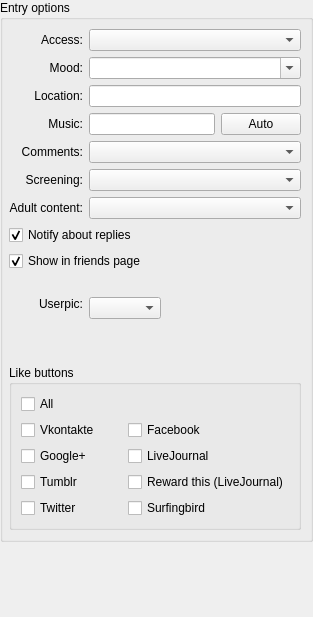
Qt form src/plugins/blogique/plugins/metida/postoptionswidget.ui (0xd34df00d/leechcraft) before a commit.
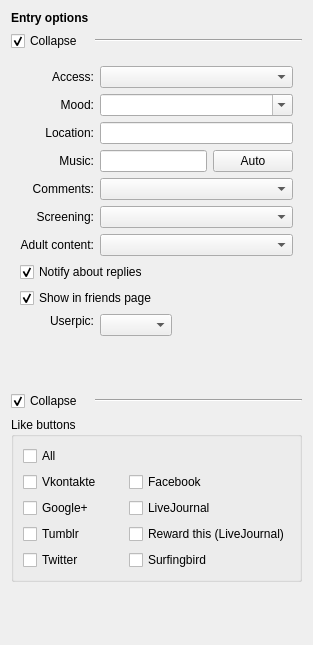
The same form after that commit.

Commit message: [Blogique Metida] add posibility to hide options

Diff of the .ui file:
```diff
--- a/src/plugins/blogique/plugins/metida/postoptionswidget.ui
+++ b/src/plugins/blogique/plugins/metida/postoptionswidget.ui
@@ -7,7 +7,7 @@
     <x>0</x>
     <y>0</y>
     <width>313</width>
-    <height>617</height>
+    <height>645</height>
    </rect>
   </property>
   <property name="minimumSize">
@@ -19,111 +19,40 @@
   <property name="windowTitle">
    <string/>
   </property>
-  <layout class="QGridLayout" name="gridLayout_2">
-   <property name="margin">
-    <number>0</number>
-   </property>
+  <layout class="QGridLayout" name="gridLayout">
    <item row="0" column="0">
-    <widget class="QGroupBox" name="EntryOptions_">
-     <property name="title">
+    <widget class="QLabel" name="label">
+     <property name="font">
+      <font>
+       <weight>75</weight>
+       <bold>true</bold>
+      </font>
+     </property>
+     <property name="text">
       <string>Entry options</string>
      </property>
-     <layout class="QGridLayout" name="gridLayout">
-      <property name="leftMargin">
-       <number>6</number>
+    </widget>
+   </item>
+   <item row="5" column="1">
+    <spacer name="verticalSpacer">
+     <property name="orientation">
+      <enum>Qt::Vertical</enum>
+     </property>
+     <property name="sizeHint" stdset="0">
+      <size>
+       <width>20</width>
+       <height>40</height>
+      </size>
+     </property>
+    </spacer>
+   </item>
+   <item row="4" column="0" colspan="2">
+    <widget class="QWidget" name="widget" native="true">
+     <layout class="QGridLayout" name="gridLayout_2">
+      <property name="margin">
+       <number>0</number>
       </property>
-      <item row="1" column="1" colspan="3">
-       <widget class="QComboBox" name="Mood_">
-        <property name="editable">
-         <bool>true</bool>
-        </property>
-       </widget>
-      </item>
-      <item row="5" column="1" colspan="3">
-       <widget class="QComboBox" name="ScreenComments_">
-        <property name="currentIndex">
-         <number>-1</number>
-        </property>
-       </widget>
-      </item>
-      <item row="6" column="1" colspan="3">
-       <widget class="QComboBox" name="Adult_">
-        <property name="currentIndex">
-         <number>-1</number>
-        </property>
-       </widget>
-      </item>
-      <item row="1" column="0">
-       <widget class="QLabel" name="moodLabel">
-        <property name="text">
-         <string>Mood:</string>
-        </property>
-        <property name="alignment">
-         <set>Qt::AlignRight|Qt::AlignTrailing|Qt::AlignVCenter</set>
-        </property>
-       </widget>
-      </item>
-      <item row="9" column="0">
-       <widget class="QLabel" name="label_2">
-        <property name="text">
-         <string/>
-        </property>
-        <property name="alignment">
-         <set>Qt::AlignRight|Qt::AlignTrailing|Qt::AlignVCenter</set>
-        </property>
-       </widget>
-      </item>
-      <item row="0" column="1" colspan="3">
-       <widget class="QComboBox" name="Access_"/>
-      </item>
-      <item row="10" column="0">
-       <layout class="QVBoxLayout" name="verticalLayout_2">
-        <item>
-         <widget class="QLabel" name="label_3">
-          <property name="text">
-           <string>Userpic:</string>
-          </property>
-          <property name="alignment">
-           <set>Qt::AlignRight|Qt::AlignTrailing|Qt::AlignVCenter</set>
-          </property>
-         </widget>
-        </item>
-        <item>
-         <spacer name="verticalSpacer_3">
-          <property name="orientation">
-           <enum>Qt::Vertical</enum>
-          </property>
-          <property name="sizeHint" stdset="0">
-           <size>
-            <width>20</width>
-            <height>40</height>
-           </size>
-          </property>
-         </spacer>
-        </item>
-       </layout>
-      </item>
-      <item row="10" column="1">
-       <layout class="QVBoxLayout" name="verticalLayout">
-        <item>
-         <widget class="QComboBox" name="UserPic_"/>
-        </item>
-        <item>
-         <spacer name="verticalSpacer_2">
-          <property name="orientation">
-           <enum>Qt::Vertical</enum>
-          </property>
-          <property name="sizeHint" stdset="0">
-           <size>
-            <width>20</width>
-            <height>40</height>
-           </size>
-          </property>
-         </spacer>
-        </item>
-       </layout>
-      </item>
-      <item row="11" column="0" colspan="4">
+      <item row="0" column="0">
        <widget class="QGroupBox" name="LikeButtonsBox_">
         <property name="title">
          <string>Like buttons</string>
@@ -198,6 +127,52 @@
         </layout>
        </widget>
       </item>
+     </layout>
+    </widget>
+   </item>
+   <item row="3" column="0">
+    <widget class="QCheckBox" name="HideLikeButtons_">
+     <property name="text">
+      <string>Collapse</string>
+     </property>
+     <property name="checked">
+      <bool>true</bool>
+     </property>
+    </widget>
+   </item>
+   <item row="2" column="0" colspan="2">
+    <widget class="QWidget" name="widget_2" native="true">
+     <layout class="QGridLayout" name="gridLayout_4">
+      <item row="0" column="0">
+       <widget class="QLabel" name="accessLabel">
+        <property name="text">
+         <string>Access:</string>
+        </property>
+        <property name="alignment">
+         <set>Qt::AlignRight|Qt::AlignTrailing|Qt::AlignVCenter</set>
+        </property>
+       </widget>
+      </item>
+      <item row="0" column="1" colspan="3">
+       <widget class="QComboBox" name="Access_"/>
+      </item>
+      <item row="1" column="0">
+       <widget class="QLabel" name="moodLabel">
+        <property name="text">
+         <string>Mood:</string>
+        </property>
+        <property name="alignment">
+         <set>Qt::AlignRight|Qt::AlignTrailing|Qt::AlignVCenter</set>
+        </property>
+       </widget>
+      </item>
+      <item row="1" column="1" colspan="3">
+       <widget class="QComboBox" name="Mood_">
+        <property name="editable">
+         <bool>true</bool>
+        </property>
+       </widget>
+      </item>
       <item row="2" column="0">
        <widget class="QLabel" name="whereIsYouLabel">
         <property name="text">
@@ -208,23 +183,26 @@
         </property>
        </widget>
       </item>
-      <item row="0" column="0">
-       <widget class="QLabel" name="accessLabel">
-        <property name="text">
-         <string>Access:</string>
-        </property>
-        <property name="alignment">
-         <set>Qt::AlignRight|Qt::AlignTrailing|Qt::AlignVCenter</set>
-        </property>
-       </widget>
-      </item>
       <item row="2" column="1" colspan="3">
        <widget class="QLineEdit" name="Place_"/>
       </item>
-      <item row="4" column="1" colspan="3">
-       <widget class="QComboBox" name="Comments_">
-        <property name="currentIndex">
-         <number>-1</number>
+      <item row="3" column="0">
+       <widget class="QLabel" name="musicLabel">
+        <property name="text">
+         <string>Music:</string>
+        </property>
+        <property name="alignment">
+         <set>Qt::AlignRight|Qt::AlignTrailing|Qt::AlignVCenter</set>
+        </property>
+       </widget>
+      </item>
+      <item row="3" column="1" colspan="2">
+       <widget class="QLineEdit" name="Music_"/>
+      </item>
+      <item row="3" column="3">
+       <widget class="QPushButton" name="AutoDetect_">
+        <property name="text">
+         <string>Auto</string>
         </property>
        </widget>
       </item>
@@ -238,6 +216,13 @@
         </property>
        </widget>
       </item>
+      <item row="4" column="1" colspan="3">
+       <widget class="QComboBox" name="Comments_">
+        <property name="currentIndex">
+         <number>-1</number>
+        </property>
+       </widget>
+      </item>
       <item row="5" column="0">
        <widget class="QLabel" name="hideCommentsLabel">
         <property name="text">
@@ -248,23 +233,30 @@
         </property>
        </widget>
       </item>
-      <item row="3" column="3">
-       <widget class="QPushButton" name="AutoDetect_">
-        <property name="text">
-         <string>Auto</string>
+      <item row="5" column="1" colspan="3">
+       <widget class="QComboBox" name="ScreenComments_">
+        <property name="currentIndex">
+         <number>-1</number>
         </property>
        </widget>
       </item>
-      <item row="3" column="0">
-       <widget class="QLabel" name="musicLabel">
+      <item row="6" column="0">
+       <widget class="QLabel" name="adultContentLabel">
         <property name="text">
-         <string>Music:</string>
+         <string>Adult content:</string>
         </property>
         <property name="alignment">
          <set>Qt::AlignRight|Qt::AlignTrailing|Qt::AlignVCenter</set>
         </property>
        </widget>
       </item>
+      <item row="6" column="1" colspan="3">
+       <widget class="QComboBox" name="Adult_">
+        <property name="currentIndex">
+         <number>-1</number>
+        </property>
+       </widget>
+      </item>
       <item row="7" column="0" colspan="4">
        <widget class="QCheckBox" name="NotifyAboutComments_">
         <property name="text">
@@ -288,20 +280,54 @@
         </property>
        </widget>
       </item>
-      <item row="3" column="1" colspan="2">
-       <widget class="QLineEdit" name="Music_"/>
+      <item row="9" column="0">
+       <layout class="QVBoxLayout" name="verticalLayout_2">
+        <item>
+         <widget class="QLabel" name="label_3">
+          <property name="text">
+           <string>Userpic:</string>
+          </property>
+          <property name="alignment">
+           <set>Qt::AlignRight|Qt::AlignTrailing|Qt::AlignVCenter</set>
+          </property>
+         </widget>
+        </item>
+        <item>
+         <spacer name="verticalSpacer_3">
+          <property name="orientation">
+           <enum>Qt::Vertical</enum>
+          </property>
+          <property name="sizeHint" stdset="0">
+           <size>
+            <width>20</width>
+            <height>40</height>
+           </size>
+          </property>
+         </spacer>
+        </item>
+       </layout>
       </item>
-      <item row="6" column="0">
-       <widget class="QLabel" name="adultContentLabel">
-        <property name="text">
-         <string>Adult content:</string>
-        </property>
-        <property name="alignment">
-         <set>Qt::AlignRight|Qt::AlignTrailing|Qt::AlignVCenter</set>
-        </property>
-       </widget>
+      <item row="9" column="1">
+       <layout class="QVBoxLayout" name="verticalLayout">
+        <item>
+         <widget class="QComboBox" name="UserPic_"/>
+        </item>
+        <item>
+         <spacer name="verticalSpacer_2">
+          <property name="orientation">
+           <enum>Qt::Vertical</enum>
+          </property>
+          <property name="sizeHint" stdset="0">
+           <size>
+            <width>20</width>
+            <height>40</height>
+           </size>
+          </property>
+         </spacer>
+        </item>
+       </layout>
       </item>
-      <item row="10" column="2" colspan="2">
+      <item row="9" column="2" colspan="2">
        <widget class="QLabel" name="UserPicLabel_">
         <property name="text">
          <string/>
@@ -311,18 +337,41 @@
      </layout>
     </widget>
    </item>
+   <item row="3" column="1">
+    <widget class="Line" name="line">
+     <property name="sizePolicy">
+      <sizepolicy hsizetype="Expanding" vsizetype="Fixed">
+       <horstretch>0</horstretch>
+       <verstretch>0</verstretch>
+      </sizepolicy>
+     </property>
+     <property name="orientation">
+      <enum>Qt::Horizontal</enum>
+     </property>
+    </widget>
+   </item>
    <item row="1" column="0">
-    <spacer name="verticalSpacer">
+    <widget class="QCheckBox" name="HideMainOptions_">
+     <property name="text">
+      <string>Collapse</string>
+     </property>
+     <property name="checked">
+      <bool>true</bool>
+     </property>
+    </widget>
+   </item>
+   <item row="1" column="1">
+    <widget class="Line" name="line_2">
+     <property name="sizePolicy">
+      <sizepolicy hsizetype="Expanding" vsizetype="Fixed">
+       <horstretch>0</horstretch>
+       <verstretch>0</verstretch>
+      </sizepolicy>
+     </property>
      <property name="orientation">
-      <enum>Qt::Vertical</enum>
+      <enum>Qt::Horizontal</enum>
      </property>
-     <property name="sizeHint" stdset="0">
-      <size>
-       <width>20</width>
-       <height>40</height>
-      </size>
-     </property>
-    </spacer>
+    </widget>
    </item>
   </layout>
  </widget>
```
Left out of the diff: 96 changed lines with no effect on the pictures. The commit also changes 2 other files.
